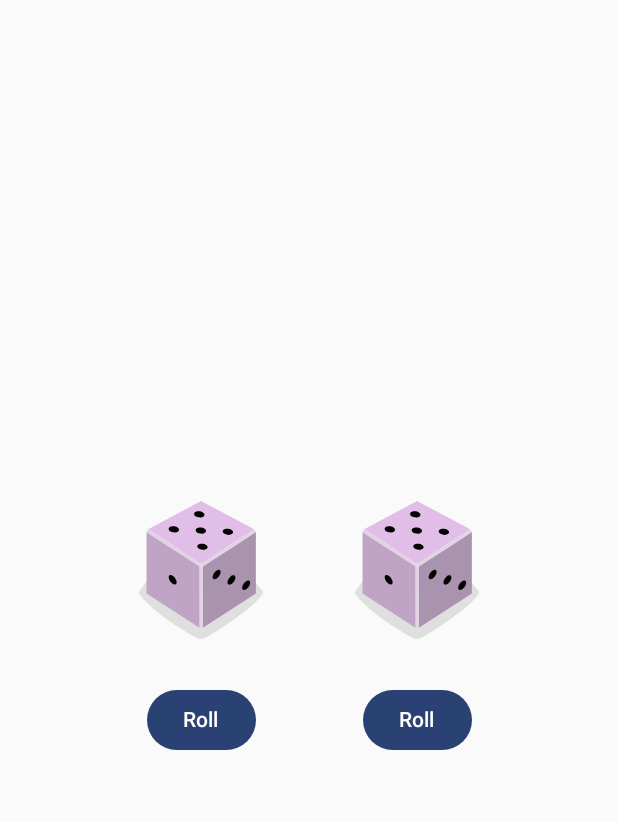
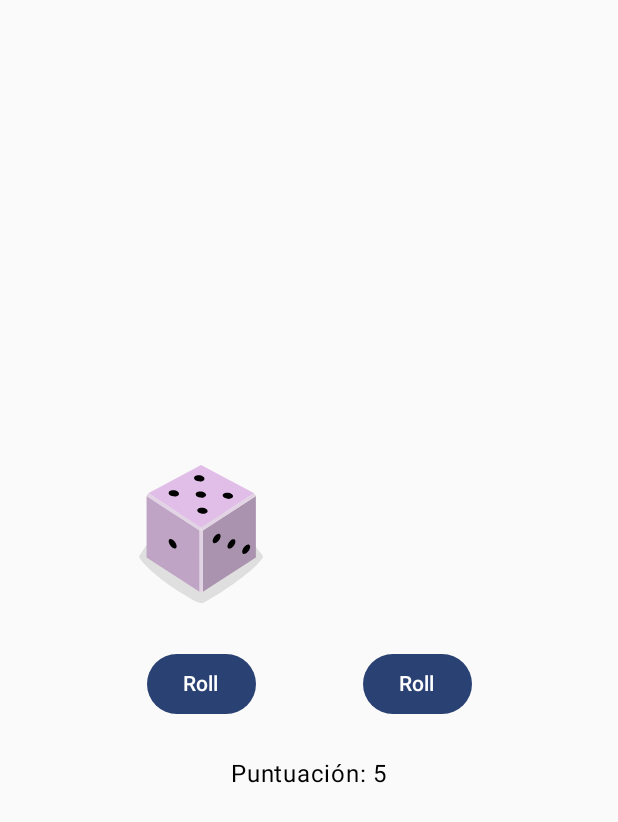
Before and after one commit to hebrabo/DiceRoller, an Android app built with Jetpack Compose: the screen it shows after launch (MainActivity), after a tap on "Roll", on a phone screen of 412 x 824 dp. Shown: the top 822 px of the screen. Run offline under Robolectric (Android 15) with nearby library versions, the phone set to English and light mode, and no system bars.

Commit message:
feat: lanzar dado 1 o ambos dados y mostrar puntuación

```diff
--- a/app/src/main/java/com/example/diceroller/MainActivity.kt
+++ b/app/src/main/java/com/example/diceroller/MainActivity.kt
@@ -40,8 +40,13 @@ class MainActivity : ComponentActivity() {
     fun DiceWithButtonAndImage(modifier: Modifier = Modifier)
 
      {
-        var result by remember { mutableStateOf(1) }
-        val imageResource = when (result) {
+        // Estados de los dados
+        var result1 by remember { mutableStateOf(1) }
+         var result2 by remember { mutableStateOf(0) }
+         var total by remember { mutableStateOf(result1 + result2) }
+
+         // Recursos de imagen
+        val imageResource1 = when (result1) {
             1 -> R.drawable.dice_1
             2 -> R.drawable.dice_2
             3 -> R.drawable.dice_3
@@ -49,6 +54,15 @@ class MainActivity : ComponentActivity() {
             5 -> R.drawable.dice_5
             else -> R.drawable.dice_6
         }
+
+         val imageResource2 = when (result2) {
+             1 -> R.drawable.dice_1
+             2 -> R.drawable.dice_2
+             3 -> R.drawable.dice_3
+             4 -> R.drawable.dice_4
+             5 -> R.drawable.dice_5
+             else -> R.drawable.dice_6
+         }
         Column (
             modifier = modifier
             .fillMaxSize()
@@ -63,32 +77,43 @@ class MainActivity : ComponentActivity() {
                 // Primer dado + botón
                 Column(horizontalAlignment = Alignment.CenterHorizontally) {
             Image(
-                painter = painterResource(imageResource),
-                contentDescription = result.toString(),
+                painter = painterResource(imageResource1),
+                contentDescription = result1.toString(),
                 modifier = Modifier.size(120.dp)
             )
             Spacer(modifier = Modifier.height(16.dp))
             Button(onClick = {
-                result = (1..6).random()
+                result1 = (1..6).random()
+                result2 = 0 // “ocultar” segundo dado
+                total = result1
             }) {
                 Text(stringResource(R.string.roll))
             }
             }
                 // Segundo dado + botón
                 Column(horizontalAlignment = Alignment.CenterHorizontally) {
-                    Image(
-                        painter = painterResource(imageResource),
-                        contentDescription = result.toString(),
-                        modifier = Modifier.size(120.dp)
-                    )
+                    if (result2 == 0) {
+                        Spacer(modifier = Modifier.size(120.dp))
+                    } else {
+                        Image(
+                            painter = painterResource(imageResource2),
+                            contentDescription = result2.toString(),
+                            modifier = Modifier.size(120.dp)
+                        )
+                    }
                     Spacer(modifier = Modifier.height(16.dp))
                     Button(onClick = {
-                        result = (1..6).random()
+                        result1 = (1..6).random()
+                        result2 = (1..6).random()
+                        total = result1 + result2
                     }) {
                         Text(stringResource(R.string.roll))
                     }
                 }
             }
+
+            Spacer(modifier = Modifier.height(24.dp))
+            Text(text = "Puntuación: $total")
         }
     }
 
```
